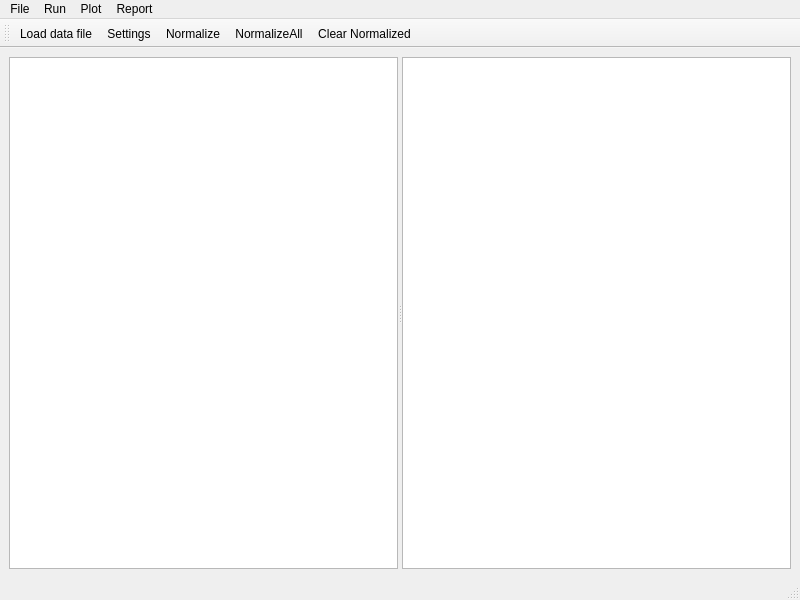
eremeykin/ectgui2, file ui/main.ui: the form before one commit.
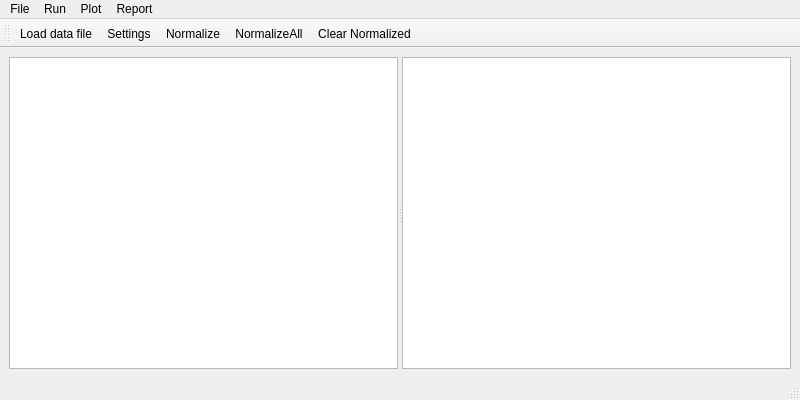
The form after the commit. Icons and pictures are not drawn.

```diff
--- a/ui/main.ui
+++ b/ui/main.ui
@@ -7,7 +7,7 @@
     <x>0</x>
     <y>0</y>
     <width>800</width>
-    <height>600</height>
+    <height>400</height>
    </rect>
   </property>
   <property name="windowTitle">
```
